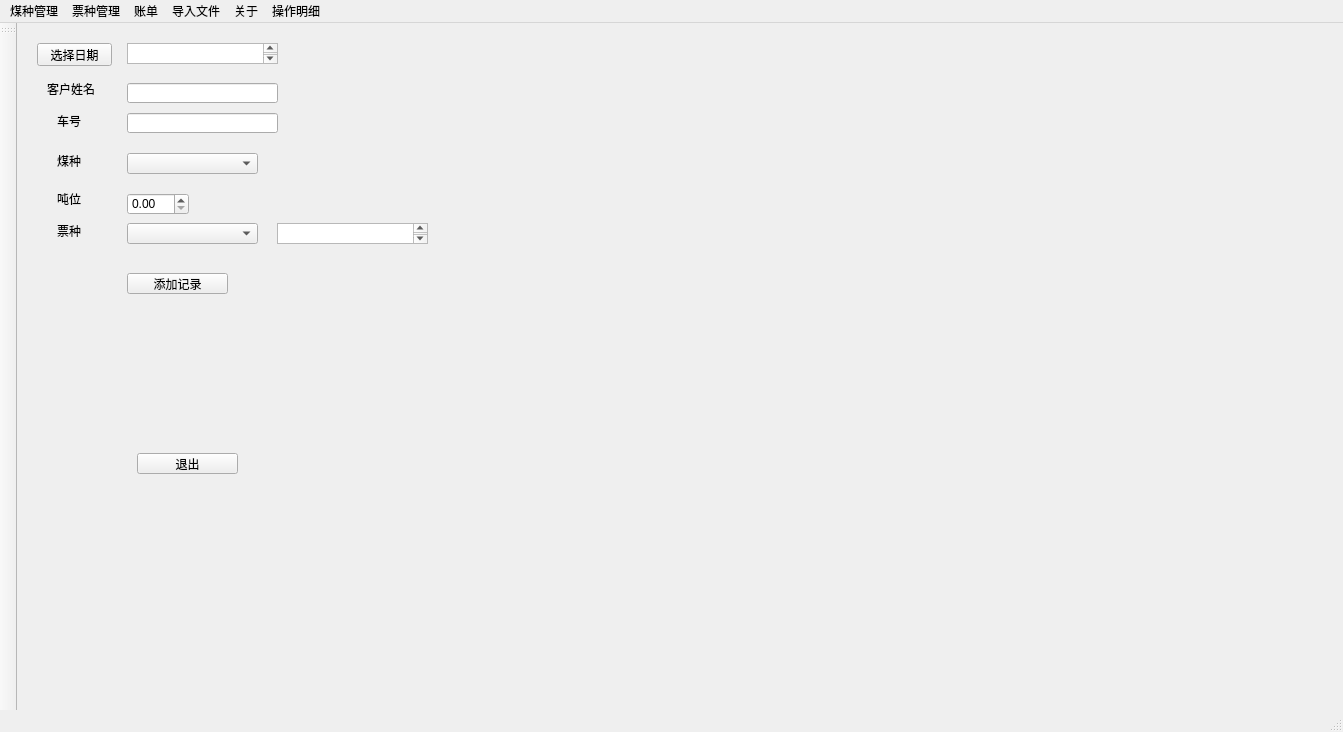
Qt form ui/main_window.ui (leexuehan/ParamGenerator) before a commit.
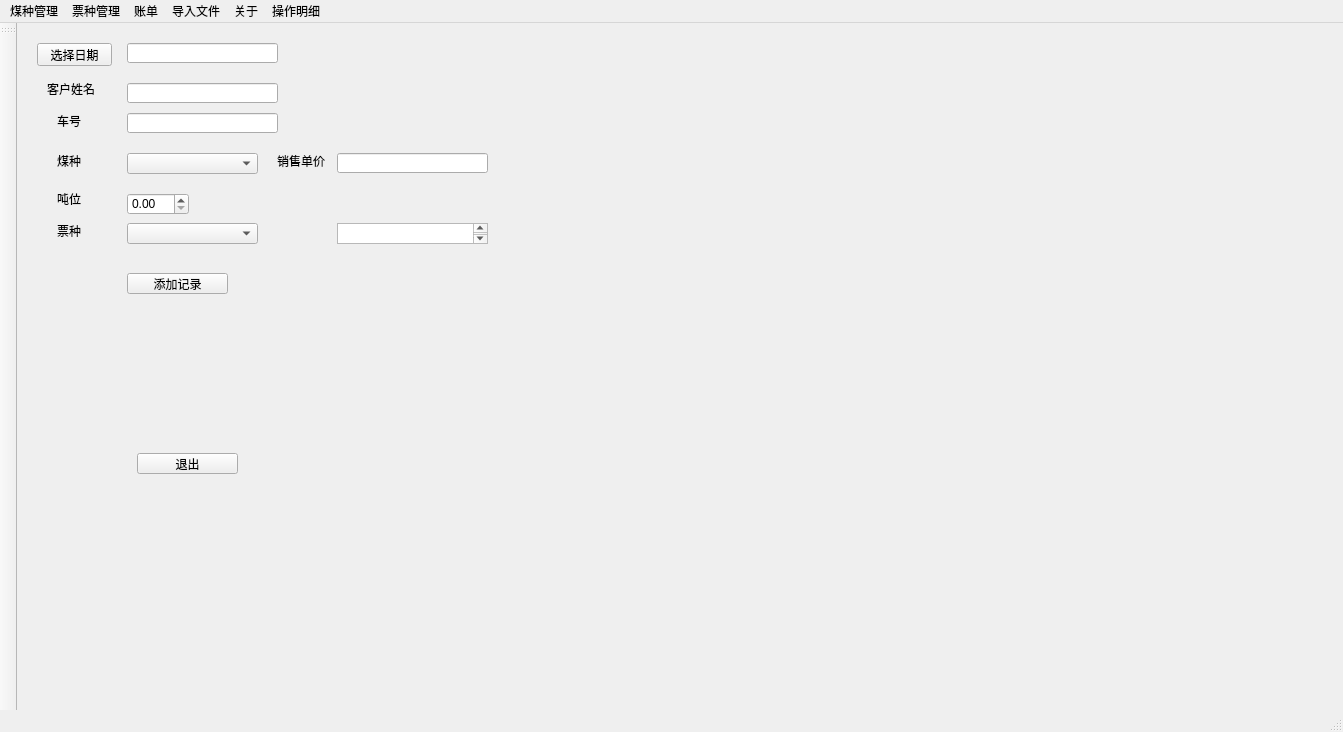
The same form after that commit.

```diff
--- a/ui/main_window.ui
+++ b/ui/main_window.ui
@@ -144,16 +144,6 @@
      <string>选择日期</string>
     </property>
    </widget>
-   <widget class="QPlainTextEdit" name="date_value_display">
-    <property name="geometry">
-     <rect>
-      <x>110</x>
-      <y>20</y>
-      <width>151</width>
-      <height>21</height>
-     </rect>
-    </property>
-   </widget>
    <widget class="QLineEdit" name="usernmae_content">
     <property name="geometry">
      <rect>
@@ -187,13 +177,46 @@
    <widget class="QPlainTextEdit" name="ticket_price_display">
     <property name="geometry">
      <rect>
-      <x>260</x>
+      <x>320</x>
       <y>200</y>
       <width>151</width>
       <height>21</height>
      </rect>
     </property>
    </widget>
+   <widget class="QLineEdit" name="date_value_content">
+    <property name="geometry">
+     <rect>
+      <x>110</x>
+      <y>20</y>
+      <width>151</width>
+      <height>20</height>
+     </rect>
+    </property>
+   </widget>
+   <widget class="QLineEdit" name="coal_sort_sell_price">
+    <property name="geometry">
+     <rect>
+      <x>320</x>
+      <y>130</y>
+      <width>151</width>
+      <height>20</height>
+     </rect>
+    </property>
+   </widget>
+   <widget class="QLabel" name="label_coal_2">
+    <property name="geometry">
+     <rect>
+      <x>260</x>
+      <y>130</y>
+      <width>59</width>
+      <height>16</height>
+     </rect>
+    </property>
+    <property name="text">
+     <string>销售单价</string>
+    </property>
+   </widget>
   </widget>
   <widget class="QMenuBar" name="menubar">
    <property name="geometry">
```
